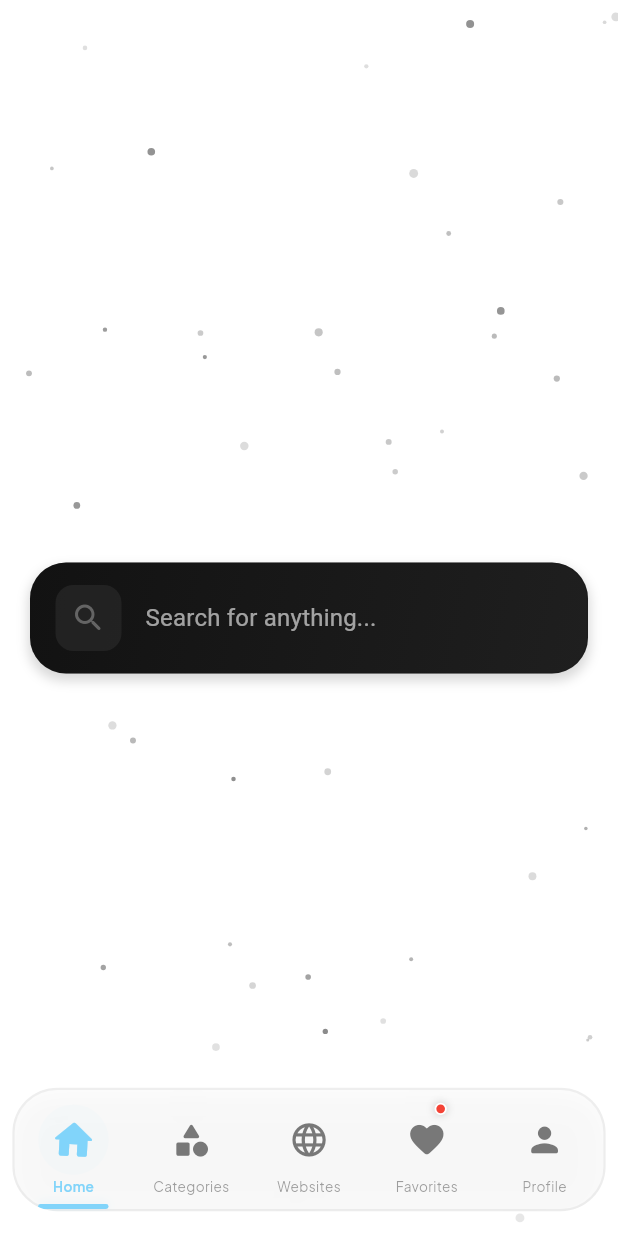
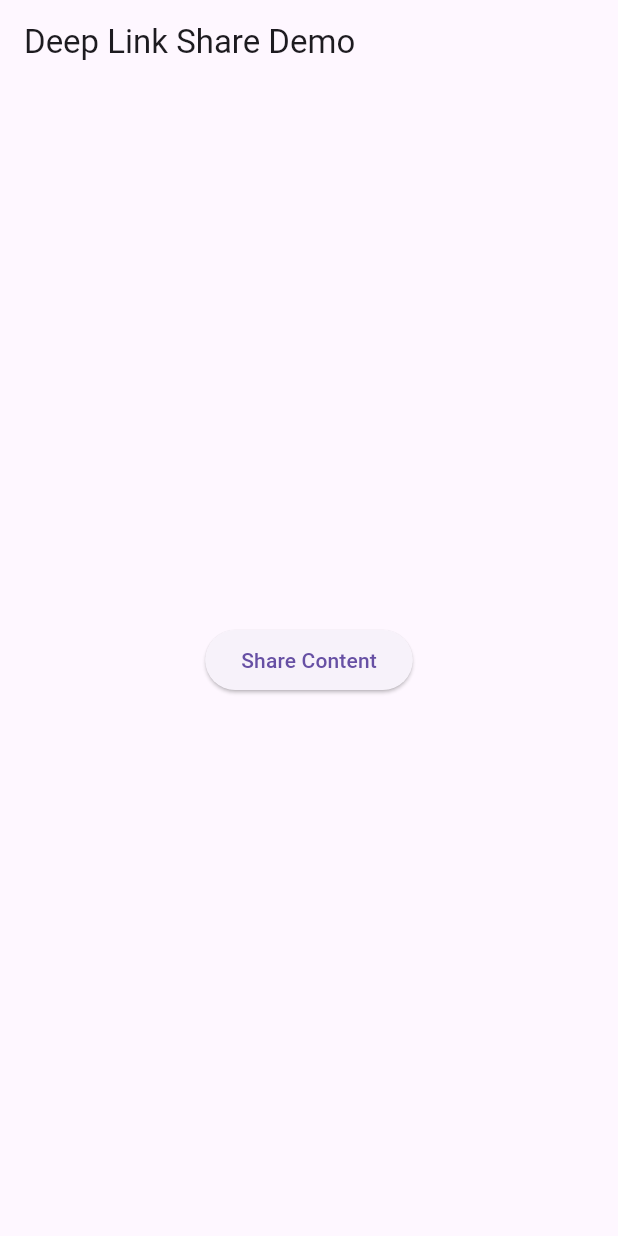
Before and after one commit to Syed-Moiz-Ali/watching_app_2, a Flutter app: the screen it shows after launch, on a phone screen of 412 x 824 dp. Run offline on Flutter 3.47's test engine with Material 3 defaults, Android fonts, the phone set to English and light mode, and no system bars; our stand-ins replace cached_network_image, connectivity_plus, device_info_plus, dio, flutter_animate, flutter_keyboard_visibility and 13 more; missing offline and left inert: flutter_wallpaper_manager; accounts and stored records are empty.

Commit message:
Add deep linking and sharing functionality; integrate url_launcher and share_plus plugins

```diff
--- a/lib/main.dart
+++ b/lib/main.dart
@@ -12,6 +12,7 @@ import 'core/global/app_global.dart';
 import 'provider/similar_content_provider.dart';
 import 'provider/webview_controller_provider.dart';
 import 'screens/bottom_navigation/bottom_navigation_screen.dart';
+import 'screens/share/share_screen.dart';
 
 void main() {
   WidgetsFlutterBinding.ensureInitialized();
@@ -46,7 +47,7 @@ class MyApp extends StatelessWidget {
         theme: AppTheme.lightTheme,
         themeMode: themeProvider.theme,
         darkTheme: AppTheme.darkTheme,
-        home: const NavigationScreen(),
+        home: ShareScreen(),
       );
     });
   }
--- /dev/null
+++ b/lib/screens/share/share_screen.dart
@@ -0,0 +1,134 @@
+import 'dart:async';
+import 'dart:io';
+
+import 'package:flutter/material.dart';
+import 'package:share_plus/share_plus.dart';
+import 'package:uni_links/uni_links.dart';
+import 'package:url_launcher/url_launcher.dart';
+
+class ShareScreen extends StatelessWidget {
+  @override
+  Widget build(BuildContext context) {
+    return MaterialApp(
+      title: 'Deep Link Share Demo',
+      theme: ThemeData(
+        primarySwatch: Colors.blue,
+      ),
+      home: MyHomePage(),
+      routes: {
+        '/details': (context) => DetailsScreen(),
+      },
+    );
+  }
+}
+
+class MyHomePage extends StatefulWidget {
+  @override
+  _MyHomePageState createState() => _MyHomePageState();
+}
+
+class _MyHomePageState extends State<MyHomePage> {
+  StreamSubscription? _linkSubscription;
+
+  @override
+  void initState() {
+    super.initState();
+    // Initialize deep link handling
+    initUniLinks();
+  }
+
+  @override
+  void dispose() {
+    _linkSubscription?.cancel();
+    super.dispose();
+  }
+
+  // Handle incoming links - both when the app is opened via a link
+  // and when a link is received while the app is running
+  Future<void> initUniLinks() async {
+    // Handle case where app is started by a link
+    try {
+      final initialLink = await getInitialLink();
+      if (initialLink != null) {
+        _handleLink(initialLink);
+      }
+    } catch (e) {
+      // Handle exception
+      print('Error getting initial link: $e');
+    }
+
+    // Handle links received when app is already running
+    _linkSubscription = linkStream.listen((String? link) {
+      if (link != null) {
+        _handleLink(link);
+      }
+    }, onError: (err) {
+      // Handle exception
+      print('Error in link stream: $err');
+    });
+  }
+
+  void _handleLink(String link) {
+    // Parse the link and navigate accordingly
+    final uri = Uri.parse(link);
+
+    // Example: yourapp://details?id=123
+    if (uri.path == 'details' && uri.queryParameters.containsKey('id')) {
+      final id = uri.queryParameters['id'];
+
+      // Navigate to details screen with the id
+      Navigator.of(context).pushNamed('/details', arguments: id);
+    }
+  }
+
+  @override
+  Widget build(BuildContext context) {
+    return Scaffold(
+      appBar: AppBar(
+        title: Text('Deep Link Share Demo'),
+      ),
+      body: Center(
+        child: Column(
+          mainAxisAlignment: MainAxisAlignment.center,
+          children: <Widget>[
+            ElevatedButton(
+              onPressed: _shareLink,
+              child: Text('Share Content'),
+            ),
+          ],
+        ),
+      ),
+    );
+  }
+
+  void _shareLink() async {
+    // Create a deep link for sharing
+    final String contentId = '123'; // Your content id
+    final String appDeepLink = 'yourapp://details?id=$contentId';
+    final String webFallbackUrl =
+        'https://yourwebsite.com/details?id=$contentId';
+
+    // Share text that includes both links
+    await Share.share(
+      'Check out this content: $appDeepLink\n\nOr visit our website: $webFallbackUrl',
+      subject: 'Amazing Content',
+    );
+  }
+}
+
+class DetailsScreen extends StatelessWidget {
+  @override
+  Widget build(BuildContext context) {
+    final String? contentId =
+        ModalRoute.of(context)?.settings.arguments as String?;
+
+    return Scaffold(
+      appBar: AppBar(
+        title: Text('Details'),
+      ),
+      body: Center(
+        child: Text('Content Details: ${contentId ?? "Unknown"}'),
+      ),
+    );
+  }
+}
--- a/pubspec.yaml
+++ b/pubspec.yaml
@@ -59,6 +59,9 @@ dependencies:
   flutter_keyboard_visibility: ^6.0.0
   sqflite: ^2.3.3+1
   path: ^1.9.0
+  url_launcher: ^6.3.1
+  uni_links: ^0.5.1
+  share_plus: ^10.1.4
 
 dev_dependencies:
   flutter_test:
```
Also changed, not shown: pubspec.lock, 7 other files.
